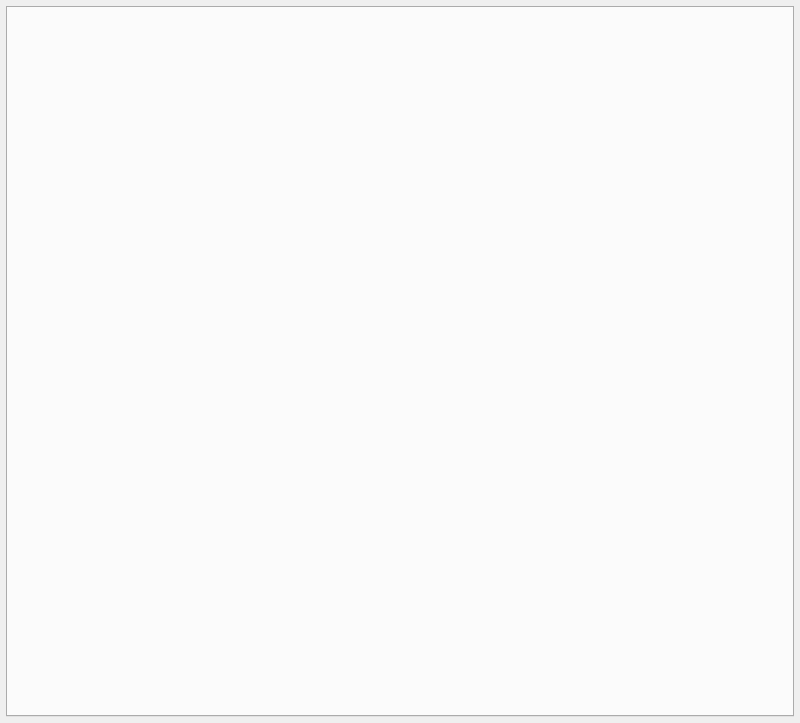
First picture: the form in src/asammdf/gui/ui/main_window.ui, repository danielhrisca/asammdf, before the edit.
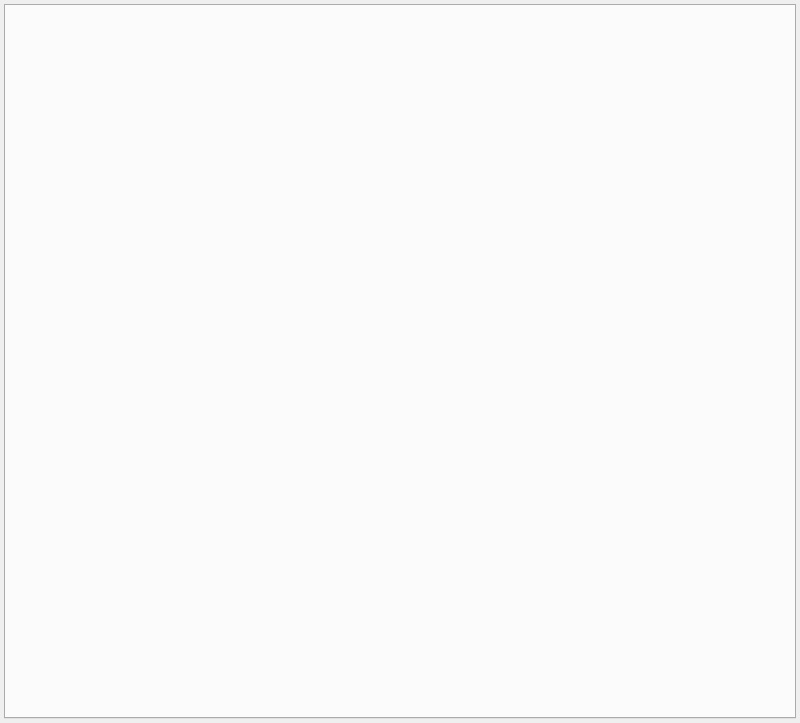
Second picture: the form after the edit. Icons and pictures are not drawn.

What changed in the file:
```diff
--- a/src/asammdf/gui/ui/main_window.ui
+++ b/src/asammdf/gui/ui/main_window.ui
@@ -26,19 +26,19 @@
   <widget class="QWidget" name="centralwidget">
    <layout class="QVBoxLayout" name="verticalLayout">
     <property name="spacing">
-  <number>3</number>
+  <number>2</number>
 </property>
     <property name="leftMargin">
-  <number>3</number>
+  <number>2</number>
 </property>
     <property name="topMargin">
-  <number>3</number>
+  <number>2</number>
 </property>
     <property name="rightMargin">
-  <number>3</number>
+  <number>2</number>
 </property>
     <property name="bottomMargin">
-  <number>3</number>
+  <number>2</number>
 </property>
     <item>
      <widget class="QStackedWidget" name="stackedWidget">
@@ -51,19 +51,19 @@
       <widget class="QWidget" name="stackedWidgetPage1">
        <layout class="QVBoxLayout" name="verticalLayout_2">
         <property name="spacing">
-  <number>3</number>
+  <number>2</number>
 </property>
         <property name="leftMargin">
-  <number>3</number>
+  <number>2</number>
 </property>
         <property name="topMargin">
-  <number>3</number>
+  <number>2</number>
 </property>
         <property name="rightMargin">
-  <number>3</number>
+  <number>2</number>
 </property>
         <property name="bottomMargin">
-  <number>3</number>
+  <number>2</number>
 </property>
         <item>
          <widget class="QTabWidget" name="files">
```
